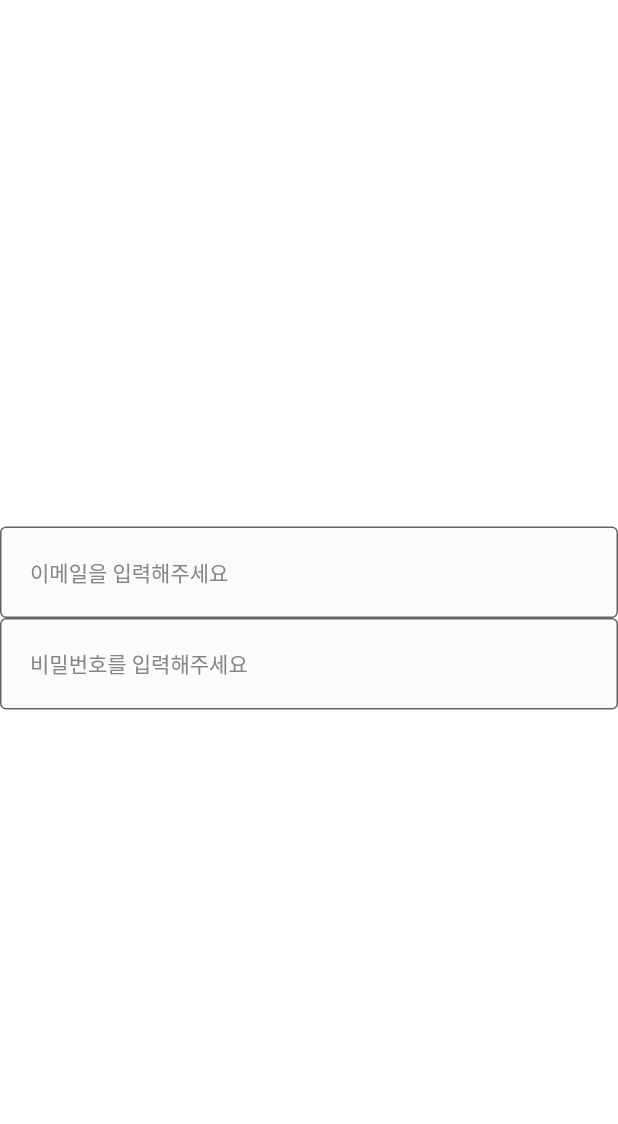
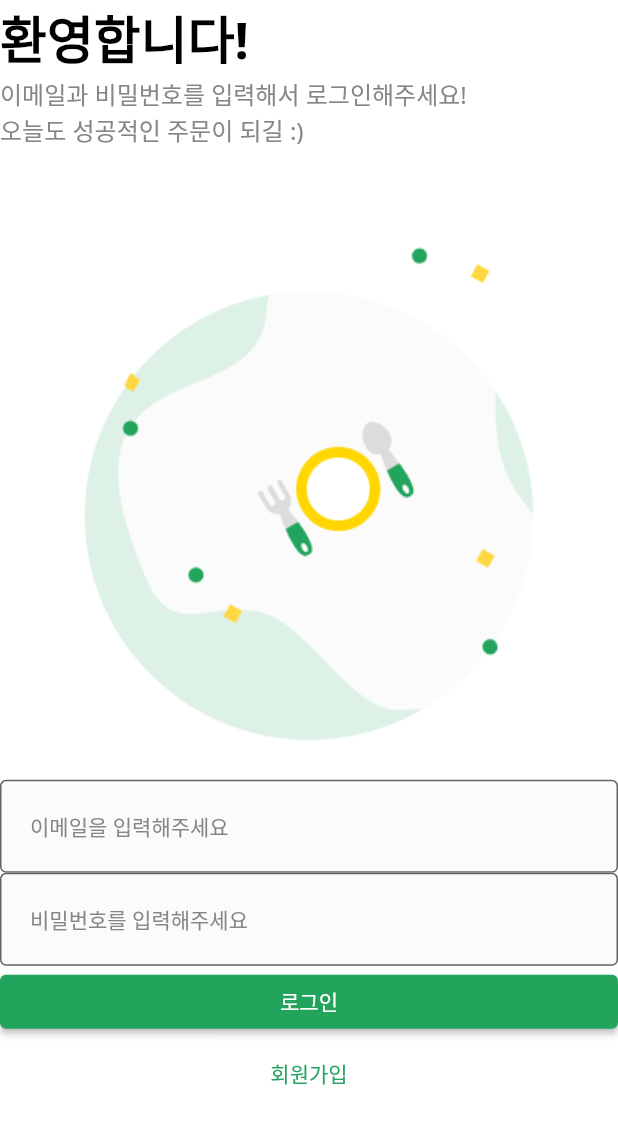
Before and after one commit to UkiDelly/Flutter-study, a Flutter app: the screen it shows after launch, on a phone screen of 412 x 824 dp. Shown: the top 1124 px of the screen. Run offline on Flutter 3.47's test engine with Material 2 defaults, Android fonts, the phone set to English and light mode, and no system bars.

Commit message:
create layout of login screen

```diff
--- /dev/null
+++ b/lib/common/basic_screen.dart
@@ -0,0 +1,14 @@
+import 'package:flutter/material.dart';
+
+class BasicScreen extends StatelessWidget {
+  final Widget child;
+  const BasicScreen({super.key, required this.child});
+
+  @override
+  Widget build(BuildContext context) {
+    return Scaffold(
+      backgroundColor: Colors.white,
+      body: child,
+    );
+  }
+}
--- a/lib/main.dart
+++ b/lib/main.dart
@@ -1,5 +1,6 @@
 import 'package:flutter/material.dart';
 import 'package:flutter_study/common/custom_text_from_field.dart';
+import 'package:flutter_study/view/login_screen.dart';
 
 void main() {
   runApp(const _MyApp());
@@ -13,28 +14,10 @@ class _MyApp extends StatelessWidget {
   Widget build(BuildContext context) {
     return MaterialApp(
         debugShowCheckedModeBanner: false,
+        theme: ThemeData(fontFamily: 'NotoSans'),
 
         //
-        home: Scaffold(
-          backgroundColor: Colors.white,
-          body: Column(
-            mainAxisAlignment: MainAxisAlignment.center,
-            children: [
-              // 이메일
-              CustomTextFormFeild(
-                hintText: "이메일을 입력해주세요",
-                onChanged: (String value) {},
-              ),
-
-              // 비밀번호
-              CustomTextFormFeild(
-                hintText: "비밀번호를 입력해주세요",
-                obcsureText: true,
-                onChanged: (String value) {},
-              ),
-            ],
-          ),
-        ));
+        home: const LoginScreen());
   }
 }
 
--- /dev/null
+++ b/lib/view/login/widgets/login_screen_subtitle.dart
@@ -0,0 +1,17 @@
+import 'package:flutter/material.dart';
+import 'package:flutter_study/common/colors.dart';
+
+class LoginScreenSubtitle extends StatelessWidget {
+  const LoginScreenSubtitle({super.key});
+
+  @override
+  Widget build(BuildContext context) {
+    return const Text(
+      "이메일과 비밀번호를 입력해서 로그인해주세요!\n오늘도 성공적인 주문이 되길 :)",
+      style: TextStyle(
+        fontSize: 16,
+        color: bodyTextColor,
+      ),
+    );
+  }
+}
--- /dev/null
+++ b/lib/view/login/widgets/login_screen_title.dart
@@ -0,0 +1,14 @@
+import 'package:flutter/material.dart';
+
+class LoginScreenTitle extends StatelessWidget {
+  const LoginScreenTitle({super.key});
+
+  @override
+  Widget build(BuildContext context) {
+    return const Text(
+      "환영합니다!",
+      style: TextStyle(
+          fontSize: 34, fontWeight: FontWeight.bold, color: Colors.black),
+    );
+  }
+}
--- /dev/null
+++ b/lib/view/login_screen.dart
@@ -0,0 +1,63 @@
+import 'package:flutter/material.dart';
+import 'package:flutter_study/common/basic_screen.dart';
+import 'package:flutter_study/common/colors.dart';
+import 'package:flutter_study/view/login/widgets/login_screen_subtitle.dart';
+import 'package:flutter_study/view/login/widgets/login_screen_title.dart';
+
+import '../common/custom_text_from_field.dart';
+
+class LoginScreen extends StatelessWidget {
+  const LoginScreen({super.key});
+
+  @override
+  Widget build(BuildContext context) {
+    return BasicScreen(
+      child: SafeArea(
+        top: true,
+        bottom: false,
+        child: Column(
+          crossAxisAlignment: CrossAxisAlignment.stretch,
+          children: [
+            // title
+            const LoginScreenTitle(),
+
+            // subtitle
+            const LoginScreenSubtitle(),
+
+            // image
+            Image.asset(
+              'asset/img/misc/logo.png',
+              width: MediaQuery.of(context).size.width * (3 / 2),
+            ),
+
+            // 이메일
+            CustomTextFormFeild(
+              hintText: "이메일을 입력해주세요",
+              onChanged: (String value) {},
+            ),
+
+            // 비밀번호
+            CustomTextFormFeild(
+              hintText: "비밀번호를 입력해주세요",
+              obcsureText: true,
+              onChanged: (String value) {},
+            ),
+
+            //
+            ElevatedButton(
+              onPressed: () {},
+              style: ElevatedButton.styleFrom(backgroundColor: primaryColor),
+              child: const Text("로그인"),
+            ),
+
+            TextButton(
+              onPressed: () {},
+              style: TextButton.styleFrom(foregroundColor: primaryColor),
+              child: const Text("회원가입"),
+            )
+          ],
+        ),
+      ),
+    );
+  }
+}
```
